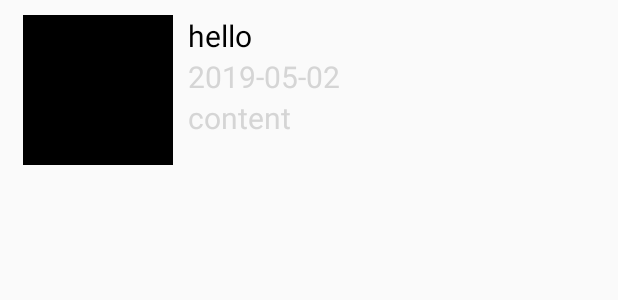
After one commit to richardchien7/ch1, an Android app: the layout layout_list_item.xml on its own in the app's theme, with its tools: preview values and no code run, on a phone screen of 412 x 824 dp. The commit adds this screen. Shown: the top 300 px of the screen. Run offline under Robolectric (Android 15) with nearby library versions, the phone set to English and light mode, and no system bars.

Commit message:
2019/05/03

```diff
--- a/app/src/main/AndroidManifest.xml
+++ b/app/src/main/AndroidManifest.xml
@@ -9,6 +9,7 @@
         android:roundIcon="@mipmap/ic_launcher_round"
         android:supportsRtl="true"
         android:theme="@style/AppTheme">
+        <activity android:name=".listview.ListViewActivity"></activity>
         <activity android:name=".ImageViewActivity"></activity>
         <activity android:name=".CheckBoxActivity" />
         <activity android:name=".RadioButtonActivity" />
--- a/app/src/main/res/layout/activity_button.xml
+++ b/app/src/main/res/layout/activity_button.xml
@@ -6,6 +6,7 @@
     android:layout_height="match_parent"
     tools:context=".ButtonActivity">
     <Button
+
         android:id="@+id/btn_1"
         android:layout_width="100dp"
         android:layout_height="40dp"
--- a/app/src/main/res/layout/activity_main.xml
+++ b/app/src/main/res/layout/activity_main.xml
@@ -47,5 +47,11 @@
         android:layout_height="wrap_content"
         android:text="ImageView"
         android:textAllCaps="false"/>
+    <Button
+        android:id="@+id/btn_listview"
+        android:layout_width="match_parent"
+        android:layout_height="wrap_content"
+        android:text="ListView"
+        android:textAllCaps="false"/>
 
 </LinearLayout>
--- /dev/null
+++ b/app/src/main/res/layout/layout_list_item.xml
@@ -0,0 +1,45 @@
+<?xml version="1.0" encoding="utf-8"?>
+<LinearLayout xmlns:android="http://schemas.android.com/apk/res/android"
+    android:layout_width="match_parent"
+    android:layout_height="match_parent"
+    android:orientation="horizontal"
+    android:paddingLeft="15dp"
+    android:paddingRight="15dp"
+    android:paddingTop="10dp"
+    android:paddingBottom="10dp">
+    <ImageView
+        android:id="@+id/iv"
+        android:layout_width="100dp"
+        android:layout_height="100dp"
+        android:scaleType="fitXY"
+        android:background="#000"/>
+    <LinearLayout
+        android:layout_width="match_parent"
+        android:layout_height="wrap_content"
+        android:orientation="vertical"
+        android:paddingLeft="10dp">
+        <TextView
+            android:id="@+id/tv_title"
+            android:layout_width="wrap_content"
+            android:layout_height="wrap_content"
+            android:text="hello"
+            android:textSize="20sp"
+            android:textColor="@color/black"/>
+        <TextView
+            android:id="@+id/tv_time"
+            android:layout_width="wrap_content"
+            android:layout_height="wrap_content"
+            android:textSize="20sp"
+            android:text="2019-05-02"
+            android:textColor="@color/gray"/>
+
+        <TextView
+            android:id="@+id/tv_content"
+            android:layout_width="wrap_content"
+            android:layout_height="wrap_content"
+            android:textSize="20sp"
+            android:text="content"
+            android:textColor="@color/gray"/>
+
+    </LinearLayout>
+</LinearLayout>
--- a/app/src/main/res/values/colors.xml
+++ b/app/src/main/res/values/colors.xml
@@ -3,4 +3,6 @@
     <color name="colorPrimary">#008577</color>
     <color name="colorPrimaryDark">#00574B</color>
     <color name="colorAccent">#D81B60</color>
+    <color name="black">#000000</color>
+    <color name="gray">#D5D5D5</color>
 </resources>
--- a/build.gradle
+++ b/build.gradle
@@ -7,7 +7,7 @@ buildscript {
 
     }
     dependencies {
-        classpath 'com.android.tools.build:gradle:3.3.2'
+        classpath 'com.android.tools.build:gradle:3.4.0'
 
         // NOTE: Do not place your application dependencies here; they belong
         // in the individual module build.gradle files
```
Also changed, not shown: app/src/main/java/com/example/ch1/MainActivity.java (+9 -0 lines), app/src/main/java/com/example/ch1/listview/ListViewActivity.java (added, +36 -0 lines), app/src/main/java/com/example/ch1/listview/MyListAdapter.java (added, +64 -0 lines), app/src/main/res/drawable/list_item.xml (added, +7 -0 lines), app/src/main/res/layout/activity_listview.xml (added, +14 -0 lines), gradle/wrapper/gradle-wrapper.properties.
